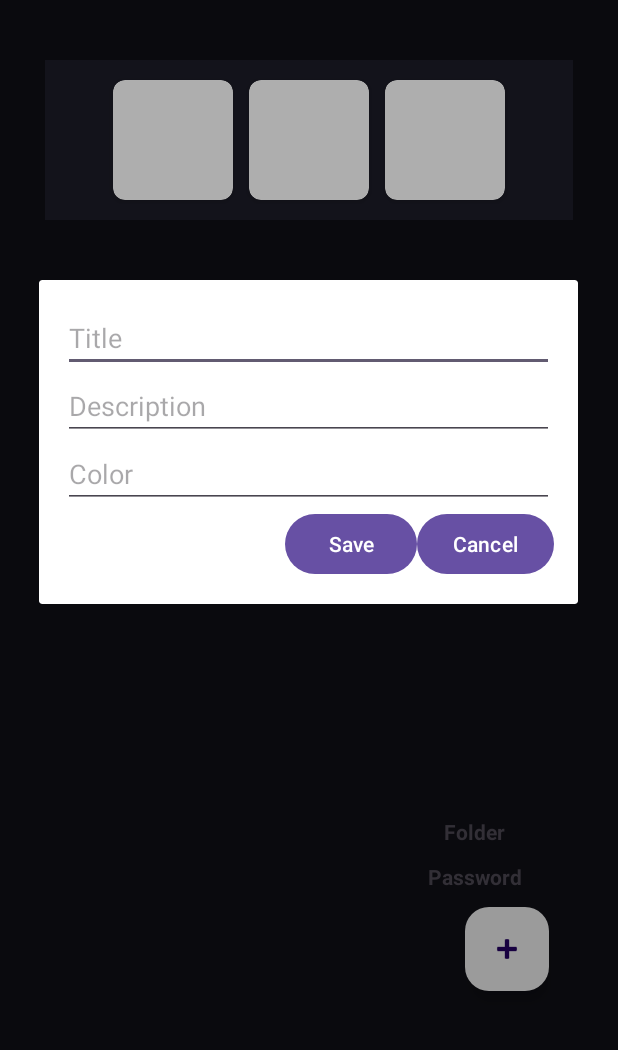
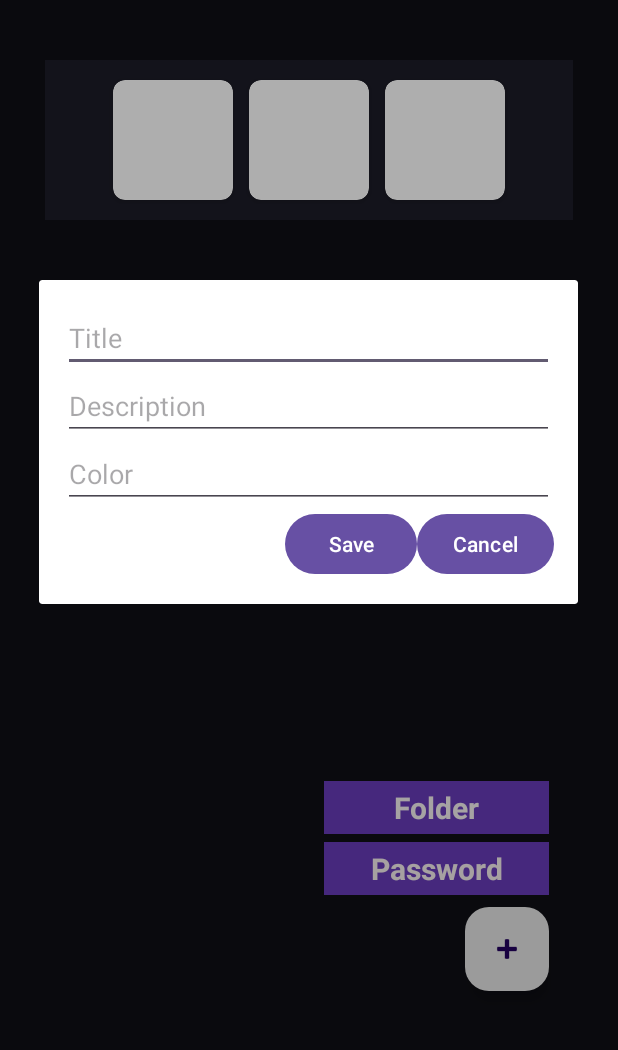
Before and after one commit to css-enjoyer/MP_Password-Manager, an Android app: the screen it shows after launch (MainActivity), after a tap on "Folder", on a phone screen of 412 x 824 dp, the part 176-1226 px from its top. Run offline under Robolectric (Android 15) with nearby library versions, the phone set to English and light mode, and no system bars; 1 other tap on this screen came first.

Commit message:
Color add options

```diff
--- a/app/src/main/res/layout/activity_main.xml
+++ b/app/src/main/res/layout/activity_main.xml
@@ -1,6 +1,7 @@
 <?xml version="1.0" encoding="utf-8"?>
 <androidx.constraintlayout.widget.ConstraintLayout xmlns:android="http://schemas.android.com/apk/res/android"
     xmlns:app="http://schemas.android.com/apk/res-auto"
+    xmlns:tools="http://schemas.android.com/tools"
     android:layout_width="match_parent"
     android:layout_height="match_parent"
     android:background="#0F0F15"
@@ -109,8 +110,6 @@
             app:cardCornerRadius="8dp"></androidx.cardview.widget.CardView>
     </LinearLayout>
 
-    <!-- Menu Items (Hidden) -->
-
     <com.google.android.material.floatingactionbutton.FloatingActionButton
         android:id="@+id/fabAdd"
         android:layout_width="wrap_content"
@@ -125,33 +124,47 @@
         app:layout_constraintEnd_toEndOf="parent"
         app:srcCompat="@android:drawable/ic_input_add" />
 
+    <!-- Menu Items (Hidden) -->
     <LinearLayout
         android:id="@+id/menuItems"
-        android:layout_width="100dp"
+        android:layout_width="150dp"
         android:layout_height="wrap_content"
         android:layout_marginEnd="16dp"
+        android:background="#00FEFEFE"
         android:orientation="vertical"
+        android:paddingBottom="8dp"
         android:visibility="gone"
         app:layout_constraintBottom_toTopOf="@id/fabAdd"
         app:layout_constraintEnd_toEndOf="parent">
-        <!-- Folder and Password Options go here -->
+
         <TextView
             android:id="@+id/menuFolder"
             android:layout_width="match_parent"
-            android:layout_height="30dp"
+            android:layout_height="35dp"
+            android:background="#673AB7"
+            android:gravity="center_vertical"
             android:onClick="onFolderClick"
             android:text="Folder"
             android:textAlignment="center"
-            android:textStyle="bold" />
-        <!-- Password Option -->
+            android:textColor="#F3EFEF"
+            android:textSize="20sp"
+            android:textStyle="bold"
+            tools:ignore="RtlCompat" />
+
         <TextView
             android:id="@+id/menuPassword"
             android:layout_width="match_parent"
-            android:layout_height="30dp"
+            android:layout_height="35dp"
+            android:layout_marginTop="5dp"
+            android:background="#673AB7"
+            android:gravity="center_vertical"
             android:onClick="onPasswordClick"
             android:text="Password"
             android:textAlignment="center"
-            android:textStyle="bold" />
+            android:textColor="#F3EBEB"
+            android:textSize="20sp"
+            android:textStyle="bold"
+            tools:ignore="RtlCompat" />
     </LinearLayout>
 
 </androidx.constraintlayout.widget.ConstraintLayout>
```
